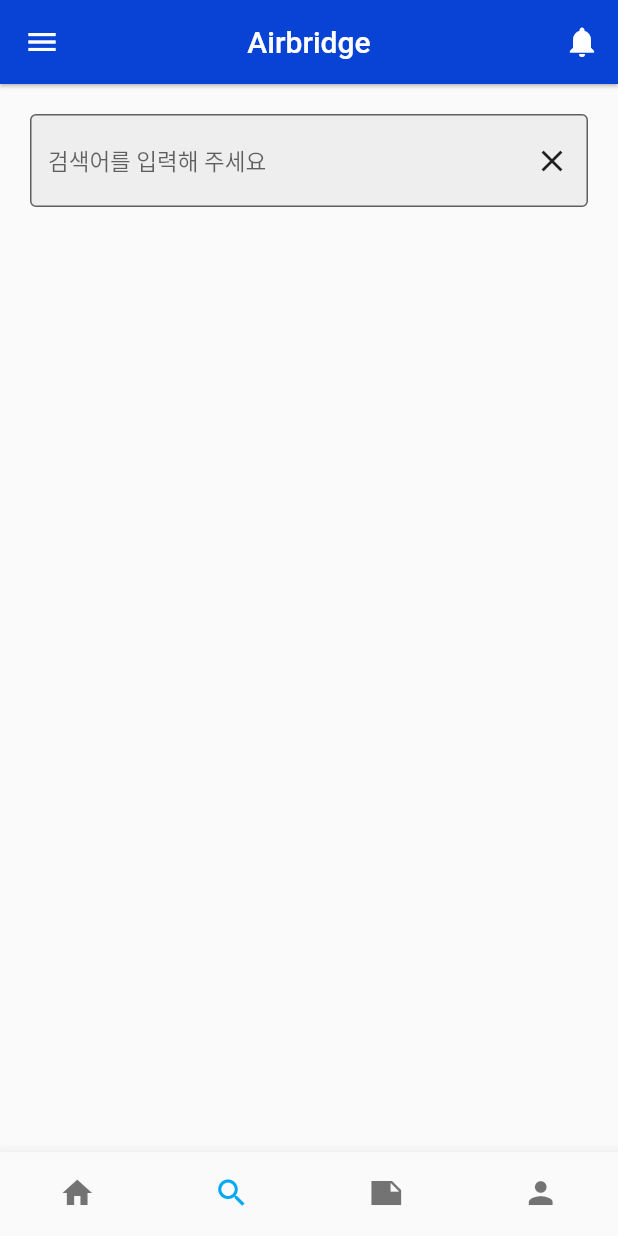
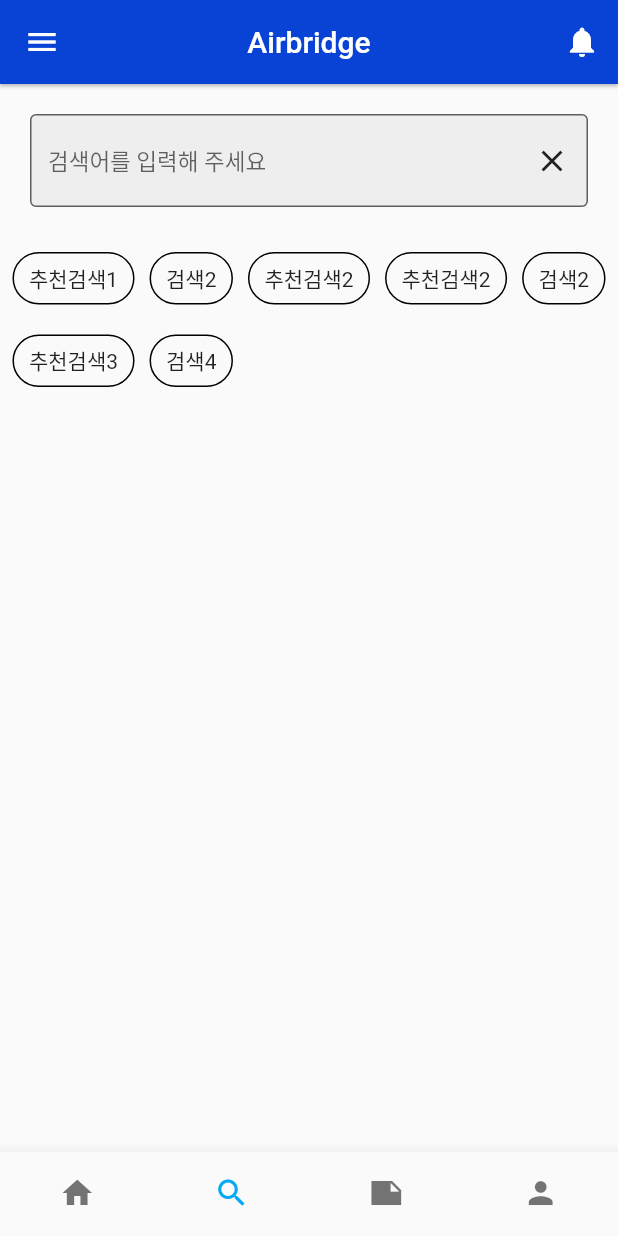
Before and after one commit to saanghyuk/flutter-app-project-1, a Flutter app: the screen it shows after launch, item 2 of the bottom bar chosen, in the side drawer, after a tap on the "close" icon, on a phone screen of 412 x 824 dp. Run offline on Flutter 3.47's test engine with Material 2 defaults, Android fonts, the phone set to English and light mode, and no system bars; network calls fail.

Commit message:
after class

```diff
--- a/lib/pages/mainPage.dart
+++ b/lib/pages/mainPage.dart
@@ -5,6 +5,7 @@
 import 'package:flutterstudy2/components/titleList.dart';
 import 'package:flutterstudy2/pages/detailPage.dart';
 import '../components/banner.dart' as BN;
+import '../views/peedView.dart';
 import '../views/searchView.dart';
 
 class MainPage extends StatefulWidget {
@@ -94,6 +95,7 @@
         children: [
           HomeView(),
           SearchView(),
+          PeedView(),
           Container(color: Colors.blue),
           Container(color: Colors.yellow),
           Container(color: Colors.pink),
--- /dev/null
+++ b/lib/views/peedView.dart
@@ -0,0 +1,68 @@
+import 'package:flutter/material.dart';
+
+class PeedView extends StatefulWidget {
+  const PeedView({Key? key}) : super(key: key);
+
+  @override
+  State<PeedView> createState() => _PeedViewState();
+}
+
+class _PeedViewState extends State<PeedView> with AutomaticKeepAliveClientMixin{
+  @override
+  Widget build(BuildContext context) {
+    final _viewSize = MediaQuery.of(context).size;
+    return Container(
+      width: _viewSize.width,
+      child: ListView.builder(
+          itemCount : 10,
+          itemBuilder: (BuildContext context, int index) => Card(
+            margin: EdgeInsets.symmetric(horizontal: 20.0, vertical: 10.0),
+            elevation: 10.0,
+            child: Container(
+              child: Column(
+                children: [
+                  Row(
+                    mainAxisAlignment: MainAxisAlignment.spaceEvenly,
+                    children: [
+                      CircleAvatar(
+                        backgroundImage: NetworkImage("https://cdn.pixabay.com/photo/2022/08/15/15/38/animal-7388186_640.jpg"),
+                      ),
+                      Text("User ID $index")
+                    ],
+                  ),
+                  Container(
+                    width: _viewSize.width,
+                    height: _viewSize.width,
+                    decoration: BoxDecoration(
+                      image: DecorationImage(
+                        image: NetworkImage("https://cdn.pixabay.com/photo/2023/03/16/02/10/couple-7855777_1280.jpg"),
+                        fit: BoxFit.cover,
+                      )
+                    ),
+                  ),
+
+                  Row(
+                      mainAxisAlignment: MainAxisAlignment.spaceEvenly,
+                        children: [
+                          TextButton(
+                              onPressed: (){}, child: Text("LIKE", style: TextStyle())
+                          ),
+                          TextButton(
+                              onPressed: (){}, child: Text("LIKE")
+                          ),
+                          TextButton(
+                              onPressed: (){}, child: Text("LIKE")
+                          ),
+                        ],
+                      )
+                ],
+              )
+            ),
+          ))
+    );
+  }
+
+  @override
+  // TODO: implement wantKeepAlive
+  bool get wantKeepAlive => true ;
+}
--- a/lib/views/searchView.dart
+++ b/lib/views/searchView.dart
@@ -11,6 +11,16 @@
 }
 
 class _SearchViewState extends State<SearchView> with AutomaticKeepAliveClientMixin{
+
+  final TextEditingController _controller = TextEditingController();
+
+  @override
+  void dispose() {
+    // TODO: implement dispose
+    this._controller.dispose();
+    super.dispose();
+  }
+
   @override
   Widget build(BuildContext context) {
     final _viewSize = MediaQuery.of(context).size;
@@ -19,8 +29,59 @@
         width: _viewSize.width,
         child: Column(
           children: [
-            Platform.isIOS ?
+            InputField(
+                // onChanged: (String input){},
+                controller: this._controller),
+            Wrap(
+              spacing: 10.0,
+              alignment: WrapAlignment.start,
+              children: ["추천검색1", "검색2", "추천검색2", "추천검색2", "검색2", "추천검색3", "검색4"].map<Widget>(
+                  (String txt) => Container(
+                      margin: EdgeInsets.symmetric(vertical: 10.0),
+                      child: InkWell(
+                        // radius: 100.0,
+                        borderRadius: BorderRadius.circular(20.0),
+                        onTap:(){},
+                        child: Container(
+                          child: InkWell(
+                              child: Text(txt)),
+                          decoration: BoxDecoration(
+                              border: Border.all(),
+                              borderRadius: BorderRadius.circular(20.0)
+                          ),
+                          padding : EdgeInsets.symmetric(horizontal: 10.0, vertical: 6.0),
+                          // margin: EdgeInsets.symmetric(horizontal: 20.0, vertical: 10.0),
+                        ),
+                      )
+                  )
+              ).toList(),
+            )
+          ],
+        ),
+      ),
+    );
+  }
+
+  @override
+  // TODO: implement wantKeepAlive
+  bool get wantKeepAlive => true;
+}
+
+
+
+
+class InputField extends StatelessWidget {
+  final void Function(String)? onChanged;
+  final TextEditingController controller;
+
+  const InputField({Key? key, this.onChanged, required this.controller}) : super(key: key);
+
+  @override
+  Widget build(BuildContext context) {
+    return Platform.isIOS ?
     CupertinoTextField(
+      onChanged: this.onChanged,
+      controller: this.controller,
       clearButtonMode: OverlayVisibilityMode.editing,
     )
         :
@@ -29,6 +90,8 @@
         child: Stack(
           children: [
             TextField(
+              onChanged: this.onChanged,
+              controller : this.controller,
               decoration: InputDecoration(
                   filled : true,
                   fillColor: Colors.grey.shade200,
@@ -44,19 +107,11 @@
                 top: 0,
                 bottom: 0,
                 right: 0,
-                      child: IconButton(icon: Icon(Icons.close), onPressed: (){})
-                  )
-
-                ],
+                child: IconButton(icon: Icon(Icons.close), onPressed: this.controller.clear
                 )
             )
           ],
-        ),
-      ),
+        )
     );
   }
-
-  @override
-  // TODO: implement wantKeepAlive
-  bool get wantKeepAlive => true;
 }
```
Lines whose indentation alone changed are shown as unchanged.
